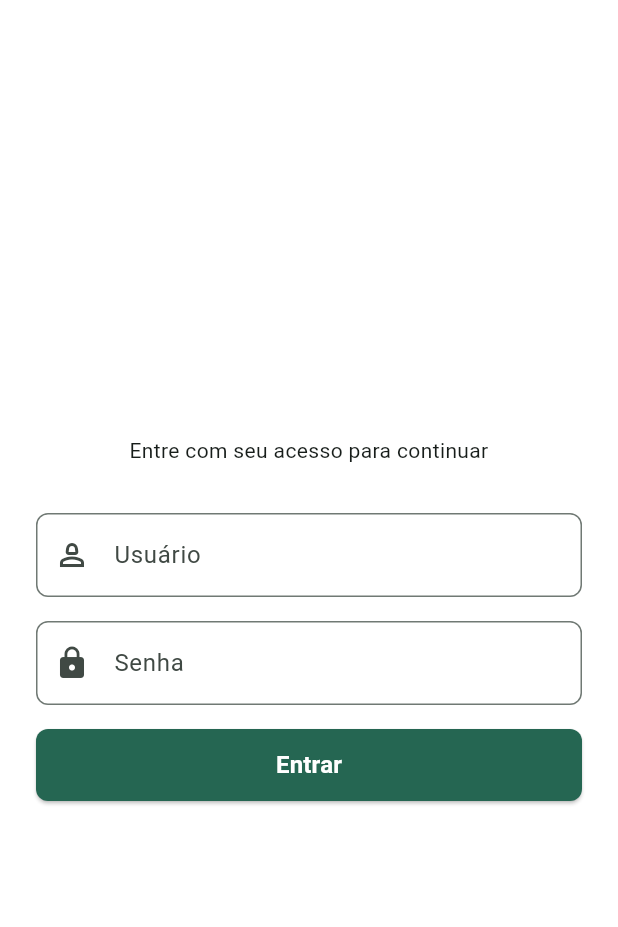
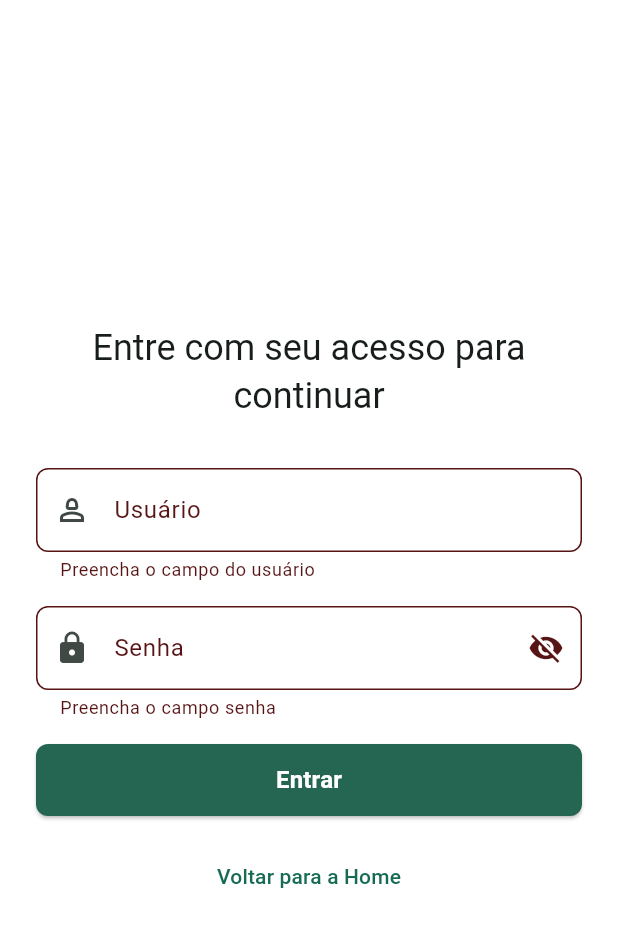
Before and after one commit to MichelecFernandes/guia_testes, a Flutter app: the LoginPage screen opened directly, after a tap on "Entrar", on a phone screen of 412 x 824 dp. Shown: the top 927 px of the screen. Run offline on Flutter 3.47's test engine with Material 3 defaults, Android fonts, the phone set to English and light mode, and no system bars; our stand-ins replace jwt_decoder, shared_preferences; accounts and stored records are empty.

Commit message:
feat: adicao do campo de senha e chamada da validacao de login

```diff
--- a/lib/views/login_page.dart
+++ b/lib/views/login_page.dart
@@ -2,7 +2,10 @@ import 'package:flutter/material.dart';
 import 'package:login_exercicio/shared/app_constants.dart';
 import 'package:login_exercicio/components/custom_text_field.dart';
 import 'package:login_exercicio/components/app_button.dart';
-
+import 'package:login_exercicio/components/custom_snack_bar.dart';
+import 'package:login_exercicio/controllers/auth_controller.dart';
+import 'package:login_exercicio/providers/user_notifier.dart';
+import 'package:provider/provider.dart';
 
 class LoginPage extends StatefulWidget {
   const LoginPage({super.key});
@@ -12,8 +15,11 @@ class LoginPage extends StatefulWidget {
 }
 
 class _LoginPageState extends State<LoginPage> {
+  final _formKey = GlobalKey<FormState>();
   final _userNameController = TextEditingController();
   final _passwordController = TextEditingController();
+  bool _isLoading = false;
+  bool _obscureText = true;
 
   @override
   void dispose() {
@@ -22,40 +28,94 @@ class _LoginPageState extends State<LoginPage> {
     super.dispose();
   }
 
+Future<void> _login() async {
+  if (!_formKey.currentState!.validate() || _isLoading) return;
+
+  setState(() => _isLoading = true);
+
+  final navigator = Navigator.of(context);
+  final messenger = ScaffoldMessenger.of(context);
+  final userNotifier = context.read<UserNotifier>();
+
+  bool success = await AuthController.instance.login(
+    _userNameController.text,
+    _passwordController.text,
+  );
+
+  setState(() => _isLoading = false);
+
+  if (success) {
+    await userNotifier.loadUser();
+    navigator.pushReplacementNamed('/guia');
+  } else {
+    messenger.showSnackBar(
+      customSnackBar(
+        message: 'Credenciais inválidas. Tente novamente.',
+        backgroundColor: const Color.fromARGB(255, 87, 20, 20),
+        icon: Icons.error_outline,
+      ),
+    );
+  }
+}
+
   @override
   Widget build(BuildContext context) {
     return Scaffold(
-      body: Padding(
-        padding: EdgeInsets.all(24.0),
+      body: Center(
+        child: SingleChildScrollView(
+          child: Padding(
+            padding: const EdgeInsets.all(24.0),
             child: Form(
+              key: _formKey,
+              child: ConstrainedBox(
+                constraints: const BoxConstraints(maxWidth: 500),
                 child: Column(
                   mainAxisAlignment: MainAxisAlignment.center,
                   crossAxisAlignment: CrossAxisAlignment.stretch,
                   children: [
-              Text(AppConstants.appLoginMsg, textAlign: TextAlign.center),
+                    Text(AppConstants.appLoginMsg, textAlign: TextAlign.center, style: Theme.of(context).textTheme.headlineSmall),
                     const SizedBox(height: 32.0),
                     CustomTextField(
                       label: 'Usuário',
                       hint: 'Usuário de acesso ao sistema',
                       controller: _userNameController,
-                prefixIcon: Icon(Icons.person_2_outlined),
-                validator: (username) {
-                  if (username == null || username.isEmpty) {
-                    return 'Preencha o campo do usuário';
-                  }
-                  return null;
-                },
+                      prefixIcon: const Icon(Icons.person_2_outlined),
+                      validator: (username) => username == null || username.isEmpty ? 'Preencha o campo do usuário' : null,
+                      onFieldSubmitted: (_) => _login(),
                     ),
-
                     const SizedBox(height: 16.0),
-              CustomTextField(label: 'Senha',
+                    CustomTextField(
+                      label: 'Senha',
                       hint: 'Digite sua senha',
                       controller: _passwordController,
-              prefixIcon: Icon(Icons.lock),
-              obscureText: true,),
+                      prefixIcon: const Icon(Icons.lock),
+                      obscureText: _obscureText,
+                      suffixIcon: IconButton(
+                        onPressed: () {
+                          setState(() {
+                            _obscureText = !_obscureText;
+                          });
+                        },
+                        icon: Icon(_obscureText ? Icons.visibility_off : Icons.visibility),
+                      ),
+                      validator: (password) => password == null || password.isEmpty ? 'Preencha o campo senha' : null,
+                      onFieldSubmitted: (_) => _login(),
+                    ),
                     const SizedBox(height: 16.0),
-              AppButton(text: 'Entrar', onPressed: () {}),
+                    AppButton(
+                      text: 'Entrar',
+                      onPressed: _login,
+                      isLoading: _isLoading,
+                    ),
+                    const SizedBox(height: 16.0),
+                    TextButton(
+                      onPressed: () => Navigator.of(context).pushReplacementNamed('/home'),
+                      child: const Text('Voltar para a Home'),
+                    ),
                   ],
+                ),
+              ),
+            ),
           ),
         ),
       ),
```
Lines whose indentation alone changed are shown as unchanged.
